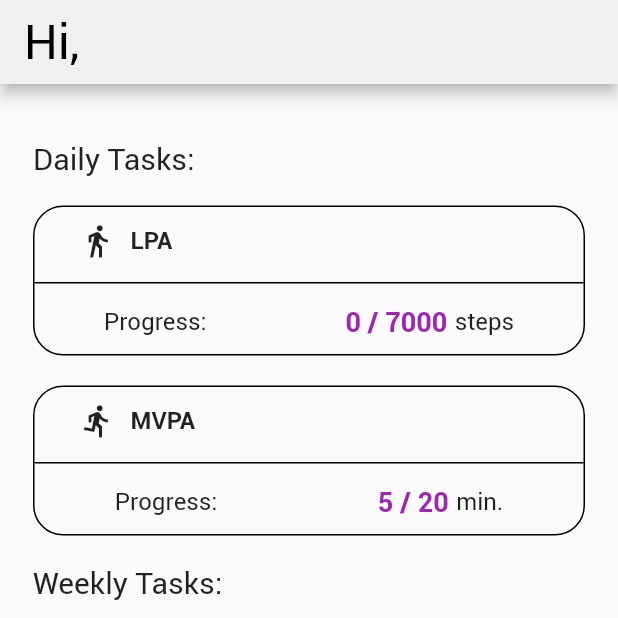
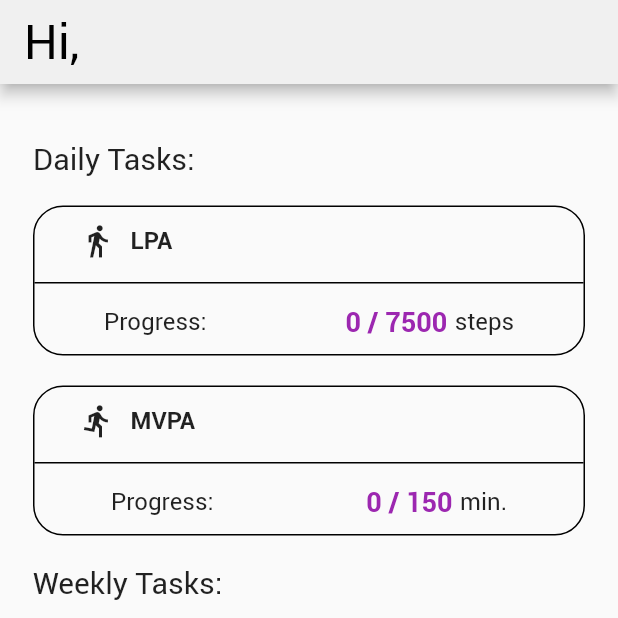
Before and after one commit to andrewwu-dev/Fitdle_App, a Flutter app: the DashboardScreen screen opened by its route, on a phone screen of 412 x 824 dp, the top half of it. Run offline on Flutter 3.47's test engine with Material 2 defaults, Android fonts, the phone set to English and light mode, and no system bars; our stand-ins replace dio, firebase_auth, firebase_core, fluttertoast, get_it, rxdart; accounts and stored records are empty; network calls fail.

Commit message:
link home page to backend

```diff
--- a/Fitdle/lib/models/exercise.dart
+++ b/Fitdle/lib/models/exercise.dart
@@ -1,22 +1,51 @@
+class ExerciseHistory {
+  List<Run> runs;
+  List<Strength> strengthExercises;
+
+  ExerciseHistory(this.runs, this.strengthExercises);
+
+  Map<String, dynamic> toJson() => {
+    "runs": runs,
+    "strengthExercises": strengthExercises,
+  };
+}
+
 class Run {
   DateTime startTimestamp;
   DateTime endTimestamp;
   int exerciseType;
   int exerciseID;
   double avgPace;
-  List<String>? path;
+  String? path;
   int calories;
   int? numSteps;
   double distance;
 
   Run(
-      {required this.startTimestamp,
-      required this.endTimestamp,
-      required this.exerciseType,
-      required this.exerciseID,
-      required this.avgPace,
-      required this.calories,
-      required this.distance});
+    this.startTimestamp,
+    this.endTimestamp,
+    this.exerciseType,
+    this.exerciseID,
+    this.avgPace,
+    this.path,
+    this.calories,
+    this.numSteps,
+    this.distance
+  );
+
+  factory Run.fromJson(Map<String, dynamic> json) {
+    return Run(
+      DateTime.parse(json['startTimestamp']),
+      DateTime.parse(json['endTimestamp']),
+      json['exerciseType'] as int,
+      json['exerciseID'] as int,
+      json['avgPace'] as double,
+      json['path'] as String?,
+      json['calories'] as int,
+      json['numSteps'] as int,
+      json['distance'] as double,
+    );
+  }
 
   Map<String, dynamic> toJson() => {
     "startTimestamp": startTimestamp,
@@ -29,27 +58,6 @@ class Run {
     "numSteps": numSteps,
     "distance": distance
   };
-
-  update(
-      {startTimestamp,
-      endTimestamp,
-      exerciseType,
-      exerciseID,
-      avgPace,
-      path,
-      calories,
-      numSteps,
-      distance}) {
-    this.startTimestamp = startTimestamp;
-    this.endTimestamp = endTimestamp;
-    this.exerciseType = exerciseType;
-    this.exerciseID = exerciseID;
-    this.avgPace = avgPace;
-    this.path ??= path;
-    this.calories = calories;
-    this.numSteps ??= numSteps;
-    this.distance = distance;
-  }
 }
 
 class Strength {
@@ -61,15 +69,24 @@ class Strength {
   double score;
 
   Strength(
-      {
-        required this.startTimestamp,
-        required this.endTimestamp,
-        required this.exerciseType,
-        required this.exerciseID,
-        required this.repetitions,
-        required this.score
+    this.startTimestamp,
+    this.endTimestamp,
+    this.exerciseType,
+    this.exerciseID,
+    this.repetitions,
+    this.score
+  );
+
+  factory Strength.fromJson(Map<String, dynamic> json) {
+    return Strength(
+      DateTime.parse(json['startTimestamp']),
+      DateTime.parse(json['endTimestamp']),
+      json['exerciseType'] as int,
+      json['exerciseID'] as int,
+      json['repetitions'] as int,
+      json['score'] as double
+    );
   }
-  );
 
   Map<String, dynamic> toJson() => {
     "startTimestamp": startTimestamp,
@@ -79,19 +96,4 @@ class Strength {
     "repetitions": repetitions,
     "score": score
   };
-
-  update(
-      {startTimestamp,
-      endTimestamp,
-      exerciseType,
-      exerciseID,
-      repetitions,
-      score}) {
-    this.startTimestamp = startTimestamp;
-    this.endTimestamp = endTimestamp;
-    this.exerciseType = exerciseType;
-    this.exerciseID = exerciseID;
-    this.repetitions = repetitions;
-    this.score = score;
 }
-}
--- a/Fitdle/lib/pages/home/home_screen.dart
+++ b/Fitdle/lib/pages/home/home_screen.dart
@@ -27,8 +27,11 @@ class _HomeScreenState extends State<HomeScreen> {
 
   @override
   Widget build(BuildContext context) {
-    Size size = MediaQuery.of(context).size;
-    _homeVM.getDailyProgress();
+    return FutureBuilder(
+        future: _homeVM.getDailyProgress(),
+        builder: (BuildContext context, AsyncSnapshot<Progress> snapshot) {
+          if (snapshot.connectionState == ConnectionState.done) {
+            Progress progress = snapshot.data!;
             return Scaffold(
                 resizeToAvoidBottomInset: false,
                 appBar: AppBar(
@@ -38,7 +41,9 @@ class _HomeScreenState extends State<HomeScreen> {
                   title: Text(
                     "$hi${_homeVM.getUser().firstName != null ? " ${capitalize(_homeVM.getUser().firstName!)}" : ""},",
                     style: const TextStyle(
-                fontFamily: 'Roboto', fontSize: h2, color: Colors.black),
+                        fontFamily: 'Roboto',
+                        fontSize: h2,
+                        color: Colors.black),
                   ),
                 ),
                 body: Container(
@@ -46,38 +51,42 @@ class _HomeScreenState extends State<HomeScreen> {
                   child: ListView(
                     padding: const EdgeInsets.all(8),
                     primary: false,
-            children: const [
-              SizedBox(height: regular),
-              Text(dailyTasks,
+                    children: [
+                      const SizedBox(height: regular),
+                      const Text(dailyTasks,
                           style: TextStyle(fontFamily: 'Roboto', fontSize: h4)),
-              SizedBox(height: 20),
+                      const SizedBox(height: 20),
                       Task(
                           category: lpa,
-                  icon: Icon(Icons.directions_walk, size: h3),
+                          icon: const Icon(Icons.directions_walk, size: h3),
                           unit: steps,
-                  taskProgress: 0,
-                  goal: 7000),
-              SizedBox(height: 20),
+                          taskProgress: progress.lpa,
+                          goal: _homeVM.getTaskGoal("lpa")),
+                      const SizedBox(height: 20),
                       Task(
                           category: mvpa,
-                  icon: Icon(Icons.directions_run, size: h3),
+                          icon: const Icon(Icons.directions_run, size: h3),
                           unit: minutes,
-                  taskProgress: 5,
-                  goal: 20),
-              SizedBox(height: 20),
-              Text(weeklyTasks,
+                          taskProgress: progress.mvpa,
+                          goal: _homeVM.getTaskGoal("mvpa")),
+                      const SizedBox(height: 20),
+                      const Text(weeklyTasks,
                           style: TextStyle(fontFamily: 'Roboto', fontSize: h4)),
-              SizedBox(height: 20),
+                      const SizedBox(height: 20),
                       Task(
                           category: strength,
-                  icon: Icon(Icons.fitness_center, size: h3),
+                          icon: const Icon(Icons.fitness_center, size: h3),
                           unit: times,
-                  taskProgress: 0,
-                  goal: 2),
-              SizedBox(height: 20),
+                          taskProgress: progress.strength,
+                          goal: _homeVM.getTaskGoal("strength")),
+                      const SizedBox(height: 20),
                     ],
                   ),
                 ));
+          } else {
+            return const Center(child: CircularProgressIndicator(color: Colors.purple));
+          }
+        });
   }
 
   String capitalize(String text) {
--- a/Fitdle/lib/pages/home/home_vm.dart
+++ b/Fitdle/lib/pages/home/home_vm.dart
@@ -1,3 +1,4 @@
+import 'package:fitdle/constants/strings.dart';
 import 'package:fitdle/locator.dart';
 import 'package:fitdle/models/exercise.dart';
 import 'package:fitdle/repository/api_response.dart';
@@ -13,6 +14,19 @@ class Progress {
 
   Progress({required this.lpa, required this.mvpa, required this.strength});
 }
+
+Map<String, dynamic> movementGuidelines = {
+  "18-64": {
+    "lpa": {"goal": 7500, "unit": steps},
+    "mvpa": {"goal": 150, "unit": minutes},
+    "strength": {"goal": 2, "unit": times}
+  },
+  "65+": {
+    "lpa": {"goal": 5500, "unit": steps},
+    "mvpa": {"goal": 150, "unit": minutes},
+    "strength": {"goal": 2, "unit": times}
+  }
+};
 
 class HomeVM extends ChangeNotifier {
   late final UserRepository _userRepo;
@@ -38,24 +52,49 @@ class HomeVM extends ChangeNotifier {
     return _userRepo.user;
   }
 
-  getDailyProgress() {
+  Future<Progress> getDailyProgress() async {
     DateTime now = DateTime.now();
     DateTime startTime = DateTime(now.year, now.month, now.day);
     var queryParam = {"start": startTime.toIso8601String()};
-    var res = _userRepo.fetchDailyProgress(queryParam);
+
+    var res = await _userRepo.fetchDailyProgress(queryParam);
 
     Progress progress = Progress(lpa: 0, mvpa: 0, strength: 0);
     if (res is Success) {
-      var data = (res as Success).data as Map<String, dynamic>;
-      for (Run exercise in data["run"]) {
-        if (exercise.numSteps != null) {
-          progress.lpa += exercise.numSteps!;
+      var data = res.data as Map<String, dynamic>;
+
+      // parse run JSON objects
+      var runsJson = data["run"] as List;
+      List<Run> runs = runsJson.map((json) => Run.fromJson(json)).toList();
+
+      // parse strength JSON objects
+      var strengthJson = data["strength"] as List;
+      List<Strength> strengthExercises = strengthJson.map((json) => Strength.fromJson(json)).toList();
+
+      var exerciseHistory = ExerciseHistory(runs, strengthExercises);
+
+      // print(data);
+      for (Run run in exerciseHistory.runs) {
+        if (run.numSteps != null) {
+          progress.lpa += run.numSteps!;
         }
-        Duration diff = exercise.endTimestamp.difference(exercise.startTimestamp);
+        Duration diff = run.endTimestamp.difference(run.startTimestamp);
         progress.mvpa += diff.inMinutes;
       }
-      progress.strength += (data["strength"] as List<Strength>).length;
+      progress.strength += exerciseHistory.strengthExercises.length;
     }
     return progress;
   }
+
+  int getTaskGoal(String category) {
+    if (_userRepo.user.age != null) {
+      int userAge = _userRepo.user.age!;
+      if (userAge >= 18 && userAge <= 64) {
+        return movementGuidelines["18-64"][category]["goal"];
+      } else {
+        return movementGuidelines["65+"][category]["goal"];
+      }
+    }
+    return movementGuidelines["18-64"][category]["goal"];
+  }
 }
--- a/Fitdle/lib/repository/base_repository.dart
+++ b/Fitdle/lib/repository/base_repository.dart
@@ -16,7 +16,7 @@ class BaseRepository {
       print(e.response?.headers);
       print(e.response?.data);
       return Failure(e.response?.data);
-    } on Exception catch(e) {
+    } on Exception catch (e) {
       return Failure(e.toString());
     }
   }
@@ -30,7 +30,7 @@ class BaseRepository {
       print(e.response?.headers);
       print(e.response?.data);
       return Failure(e.response?.data);
-    } on Exception catch(e) {
+    } on Exception catch (e) {
       return Failure(e.toString());
     }
   }
```
Also changed, not shown: Fitdle/lib/models/user.dart (+20 -1 lines). Lines whose indentation alone changed are shown as unchanged.
